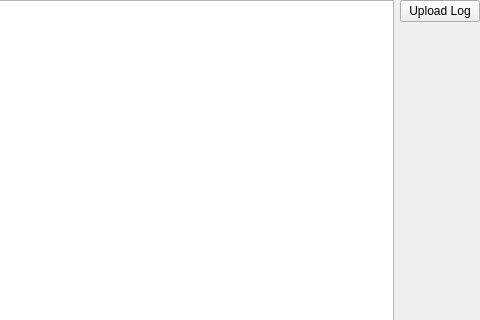
Before: the Qt Designer form gui/pages/LogPage.ui in FreesmTeam/FreesmLauncher, drawn with Qt 5; both pictures show x 351 to 831 and y 0 to 320 of the 831 by 596 pixel window.
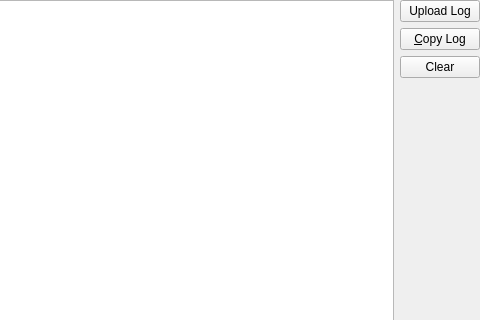
After: the same form once the commit is applied.

Commit message: Add clear and copy buttons to the log page.

What changed in the file:
```diff
--- a/gui/pages/LogPage.ui
+++ b/gui/pages/LogPage.ui
@@ -54,6 +54,26 @@
        </property>
       </widget>
      </item>
+     <item>
+      <widget class="QPushButton" name="btnCopy">
+       <property name="toolTip">
+        <string>Copy the whole log into the clipboard</string>
+       </property>
+       <property name="text">
+        <string>&amp;Copy Log</string>
+       </property>
+      </widget>
+     </item>
+     <item>
+      <widget class="QPushButton" name="btnClear">
+       <property name="toolTip">
+        <string>Clear the log</string>
+       </property>
+       <property name="text">
+        <string>Clear</string>
+       </property>
+      </widget>
+     </item>
      <item>
       <spacer name="verticalSpacer">
        <property name="orientation">
```
Left out of the diff: 3 changed lines with no effect on the pictures. The commit also changes 2 other files.
